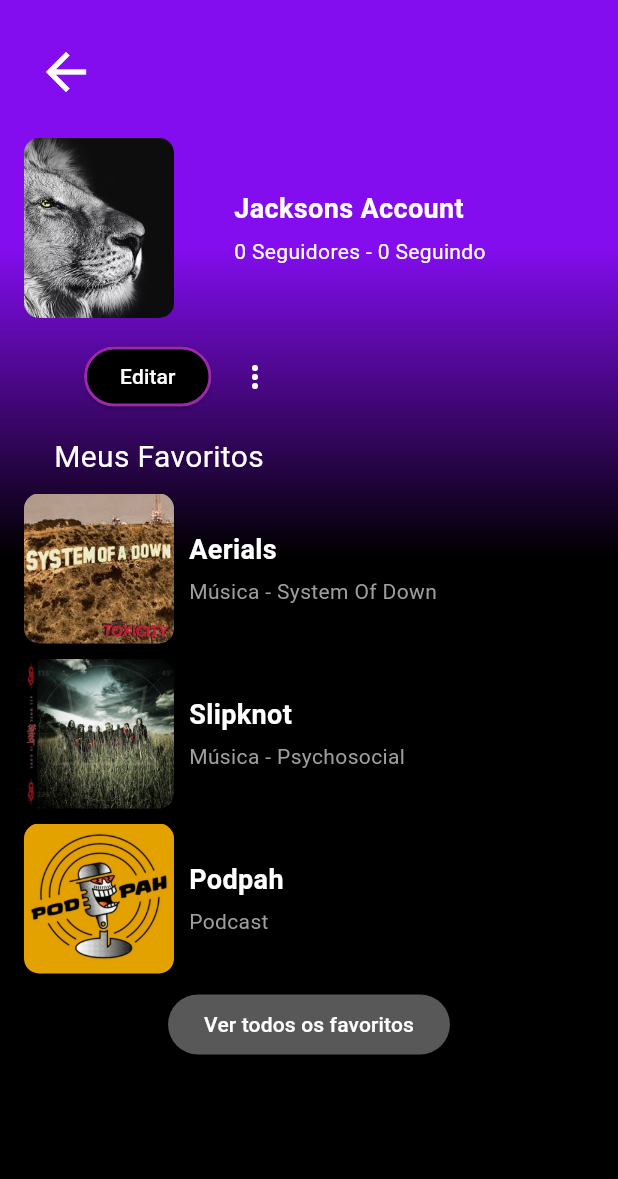
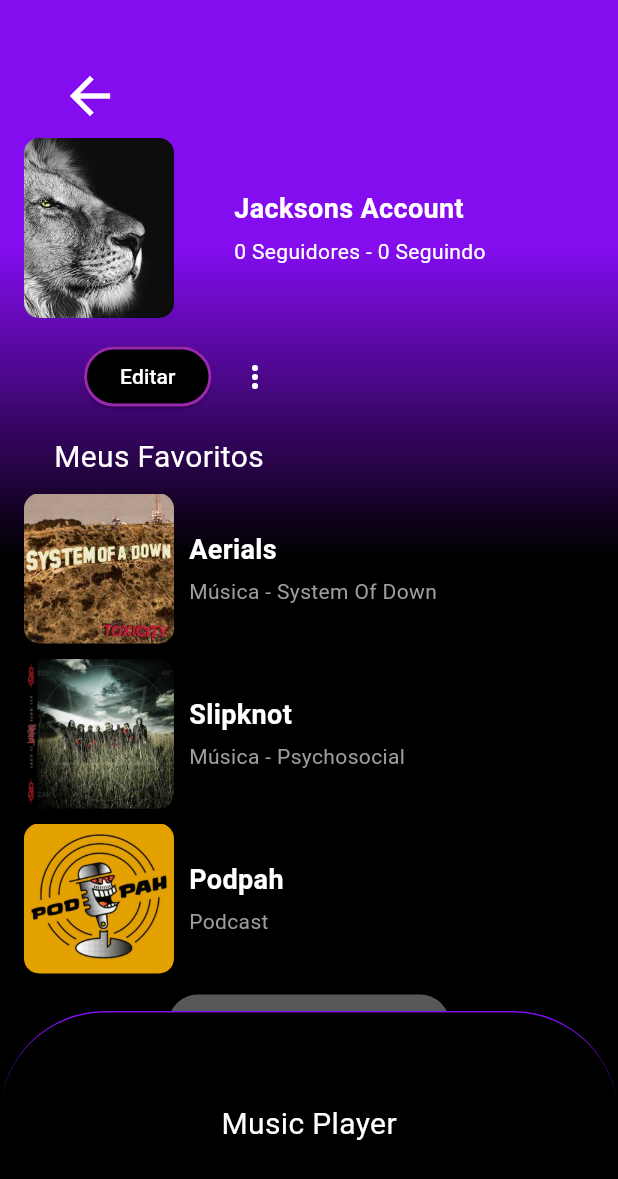
Before and after one commit to GuizinSX7/Jacksons, a Flutter app: the Perfil screen opened by its route, on a phone screen of 412 x 824 dp. Shown: the top 1179 px of the screen. Run offline on Flutter 3.47's test engine with Material 3 defaults, Android fonts, the light colour scheme and no system bars; our stand-ins replace audioplayers, font_awesome_flutter, lottie; Roboto replaces fonts that are missing (ABeeZee).

Commit message:
commit vagabundo

```diff
--- /dev/null
+++ b/projeto/lib/components/teste.dart
@@ -0,0 +1,24 @@
+import 'package:flutter/material.dart';
+
+class MyWidget extends StatelessWidget {
+  @override
+  Widget build(BuildContext context) {
+    return Container(
+      width: 447 - 86,
+      height: 150,
+      decoration: BoxDecoration(
+        color: Colors.black,
+        borderRadius: BorderRadius.vertical(top: Radius.circular(70)), // Only top corners
+        border: Border(
+          top: BorderSide(color: Color(0xFF830DEF), width: 1), // Border only at the top
+        ),
+      ),
+      child: Center(
+        child: Text(
+          "Music Player",
+          style: TextStyle(color: Colors.white, fontSize: 20),
+        ),
+      ),
+    );
+  }
+}
--- a/projeto/lib/pages/Perfil.dart
+++ b/projeto/lib/pages/Perfil.dart
@@ -1,5 +1,6 @@
 import 'package:flutter/material.dart';
 import 'package:projeto/pages/Home.dart';
+import 'package:projeto/components/teste.dart';
 
 class Perfil extends StatefulWidget {
   const Perfil({super.key});
@@ -13,7 +14,10 @@
   Widget build(BuildContext context) {
     return Scaffold(
       backgroundColor: Colors.black,
-      body: Container(
+      body: Stack(
+        // Use Stack to overlay widgets
+        children: [
+          Container(
             decoration: BoxDecoration(
               gradient: LinearGradient(
                 begin: Alignment.topCenter,
@@ -22,13 +26,14 @@
                   Color(0xFF830DEF),
                   Color(0xFF000000),
                 ],
-
                 stops: [0.2, 0.45],
               ),
             ),
+            child: SingleChildScrollView(
+              padding: const EdgeInsets.all(16.0),
               child: Column(
+                crossAxisAlignment: CrossAxisAlignment.start,
                 children: [
-            // Ícone de voltar no topo
                   Padding(
                     padding: const EdgeInsets.only(top: 20.0, left: 16.0),
                     child: Align(
@@ -37,7 +42,7 @@
                         icon: Icon(
                           Icons.arrow_back,
                           color: Colors.white,
-                    size: 40.0,  // Tamanho do ícone
+                          size: 40.0,
                         ),
                         onPressed: () {
                           Navigator.pushReplacement(
@@ -48,13 +53,10 @@
                       ),
                     ),
                   ),
-            Expanded(
-              child: SingleChildScrollView(
-                padding: const EdgeInsets.all(16.0),
-                child: Column(
-                  crossAxisAlignment: CrossAxisAlignment.start,
-                  children: [
-                    // Perfil do usuário
+                  // Your user profile and other content goes here...
+                  // (e.g., user profile image, favorites, etc.)
+
+                  // Example of user profile section
                   Align(
                     alignment: Alignment.center,
                     child: Row(
@@ -96,7 +98,6 @@
                     ),
                   ),
                   const SizedBox(height: 15),
-
                   // Botão "Editar" com ícone de pontinhos ao lado
                   Row(
                     children: [
@@ -292,12 +293,18 @@
                       ),
                     ),
                   ),
+                  SizedBox(height: 300,)
                 ],
               ),
             ),
           ),
+          Positioned(
+            left: 0,
+            bottom: 0,
+            right: 0,
+            child: MyWidget(), // Your fixed music player
+          ),
         ],
-        ),
       ),
     );
   }
```
Lines whose indentation alone changed are shown as unchanged.
